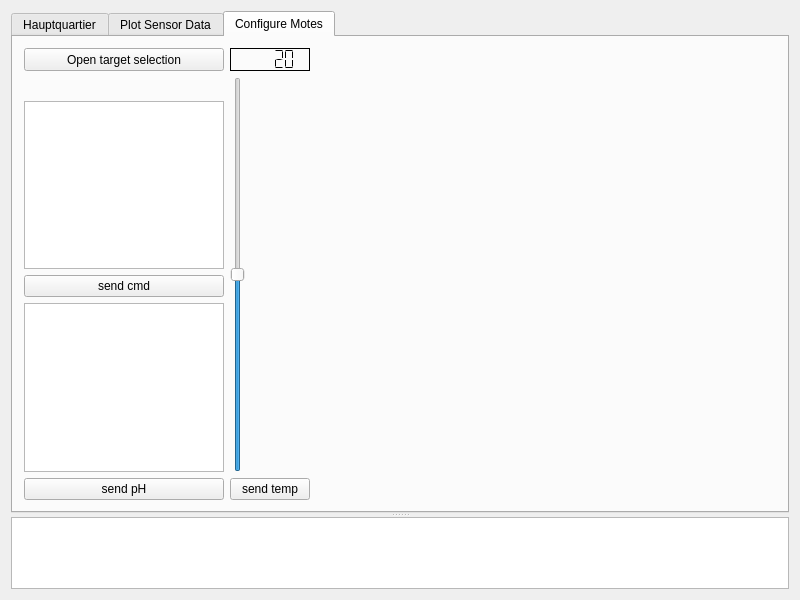
Old version of the form gui/mainwindow.ui in the repository heat1q/plant.io.
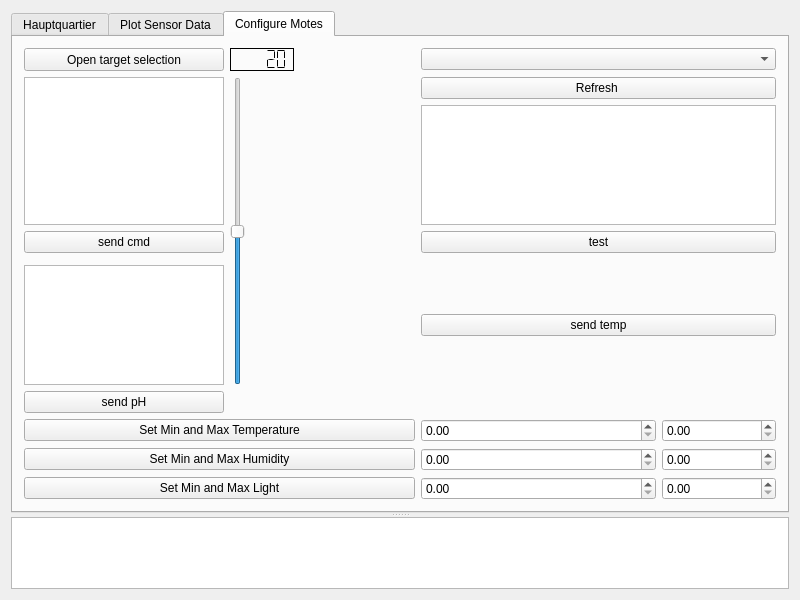
New version of the form. The open tabs and pages were chosen to show the change. Custom widgets are drawn as their Qt base class.

Commit message: New combobox which shows the currently available nodes to configure..etc

The edit to the form file:
```diff
--- a/gui/mainwindow.ui
+++ b/gui/mainwindow.ui
@@ -504,11 +504,44 @@
         <attribute name="title">
          <string>Configure Motes</string>
         </attribute>
-        <layout class="QGridLayout" name="gridLayout_tab3" columnstretch="0,0,0,0">
+        <layout class="QGridLayout" name="gridLayout_tab3" columnstretch="0,0,0,0,0,0">
          <property name="sizeConstraint">
           <enum>QLayout::SetDefaultConstraint</enum>
          </property>
+         <item row="12" column="5">
+          <widget class="QDoubleSpinBox" name="doubleSpinBox_6"/>
+         </item>
+         <item row="8" column="0" colspan="3">
+          <widget class="QPushButton" name="pushButton_4">
+           <property name="text">
+            <string>Set Min and Max Temperature</string>
+           </property>
+          </widget>
+         </item>
+         <item row="0" column="3" colspan="3">
+          <widget class="QComboBox" name="comboBox_config">
+           <property name="sizePolicy">
+            <sizepolicy hsizetype="Preferred" vsizetype="Fixed">
+             <horstretch>0</horstretch>
+             <verstretch>0</verstretch>
+            </sizepolicy>
+           </property>
+          </widget>
+         </item>
          <item row="6" column="0">
+          <widget class="QPushButton" name="pushButton_send_threshold_ph">
+           <property name="maximumSize">
+            <size>
+             <width>200</width>
+             <height>100000</height>
+            </size>
+           </property>
+           <property name="text">
+            <string>send pH</string>
+           </property>
+          </widget>
+         </item>
+         <item row="3" column="0">
           <widget class="QPushButton" name="pushButton_send">
            <property name="maximumSize">
             <size>
@@ -521,26 +554,63 @@
            </property>
           </widget>
          </item>
-         <item row="0" column="3" rowspan="9">
-          <spacer name="horizontalSpacer">
-           <property name="orientation">
-            <enum>Qt::Horizontal</enum>
+         <item row="2" column="3" colspan="3">
+          <widget class="QTextEdit" name="textEdit_test"/>
+         </item>
+         <item row="9" column="0" colspan="3">
+          <widget class="QPushButton" name="pushButton_3">
+           <property name="text">
+            <string>Set Min and Max Humidity</string>
            </property>
-           <property name="sizeHint" stdset="0">
-            <size>
-             <width>40</width>
-             <height>20</height>
-            </size>
-           </property>
-          </spacer>
+          </widget>
          </item>
-         <item row="8" column="2">
+         <item row="5" column="3" colspan="3">
           <widget class="QPushButton" name="pushButton_send_threshold_t">
            <property name="text">
             <string>send temp</string>
            </property>
           </widget>
          </item>
+         <item row="1" column="0" rowspan="2">
+          <widget class="QPlainTextEdit" name="plainTextEdit">
+           <property name="maximumSize">
+            <size>
+             <width>200</width>
+             <height>100000</height>
+            </size>
+           </property>
+          </widget>
+         </item>
+         <item row="12" column="3" colspan="2">
+          <widget class="QDoubleSpinBox" name="doubleSpinBox_5"/>
+         </item>
+         <item row="8" column="3" colspan="2">
+          <widget class="QDoubleSpinBox" name="doubleSpinBox_2"/>
+         </item>
+         <item row="12" column="0" colspan="3">
+          <widget class="QPushButton" name="pushButton_2">
+           <property name="text">
+            <string>Set Min and Max Light</string>
+           </property>
+          </widget>
+         </item>
+         <item row="3" column="3" colspan="3">
+          <widget class="QPushButton" name="pushButton_test">
+           <property name="text">
+            <string>test</string>
+           </property>
+          </widget>
+         </item>
+         <item row="9" column="5">
+          <widget class="QDoubleSpinBox" name="doubleSpinBox_4"/>
+         </item>
+         <item row="1" column="3" colspan="3">
+          <widget class="QPushButton" name="pushButton_refresh">
+           <property name="text">
+            <string>Refresh </string>
+           </property>
+          </widget>
+         </item>
          <item row="0" column="0">
           <widget class="QPushButton" name="pushButton">
            <property name="maximumSize">
@@ -554,7 +624,10 @@
            </property>
           </widget>
          </item>
-         <item row="7" column="0">
+         <item row="8" column="5">
+          <widget class="QDoubleSpinBox" name="doubleSpinBox"/>
+         </item>
+         <item row="5" column="0">
           <widget class="QPlainTextEdit" name="plainTextEdit_pH">
            <property name="maximumSize">
             <size>
@@ -564,7 +637,10 @@
            </property>
           </widget>
          </item>
-         <item row="1" column="2" rowspan="7">
+         <item row="9" column="3" colspan="2">
+          <widget class="QDoubleSpinBox" name="doubleSpinBox_3"/>
+         </item>
+         <item row="1" column="1" rowspan="5">
           <widget class="QSlider" name="verticalSlider">
            <property name="minimum">
             <number>10</number>
@@ -580,7 +656,7 @@
            </property>
           </widget>
          </item>
-         <item row="0" column="2">
+         <item row="0" column="1">
           <widget class="QLCDNumber" name="lcdNumber_slider">
            <property name="sizePolicy">
             <sizepolicy hsizetype="Minimum" vsizetype="Fixed">
@@ -602,29 +678,6 @@
            </property>
           </widget>
          </item>
-         <item row="8" column="0">
-          <widget class="QPushButton" name="pushButton_send_threshold_ph">
-           <property name="maximumSize">
-            <size>
-             <width>200</width>
-             <height>100000</height>
-            </size>
-           </property>
-           <property name="text">
-            <string>send pH</string>
-           </property>
-          </widget>
-         </item>
-         <item row="5" column="0">
-          <widget class="QPlainTextEdit" name="plainTextEdit">
-           <property name="maximumSize">
-            <size>
-             <width>200</width>
-             <height>100000</height>
-            </size>
-           </property>
-          </widget>
-         </item>
         </layout>
        </widget>
       </widget>
```
Left out of the diff: 6 changed lines with no effect on the pictures. The commit also changes 2 other files.
